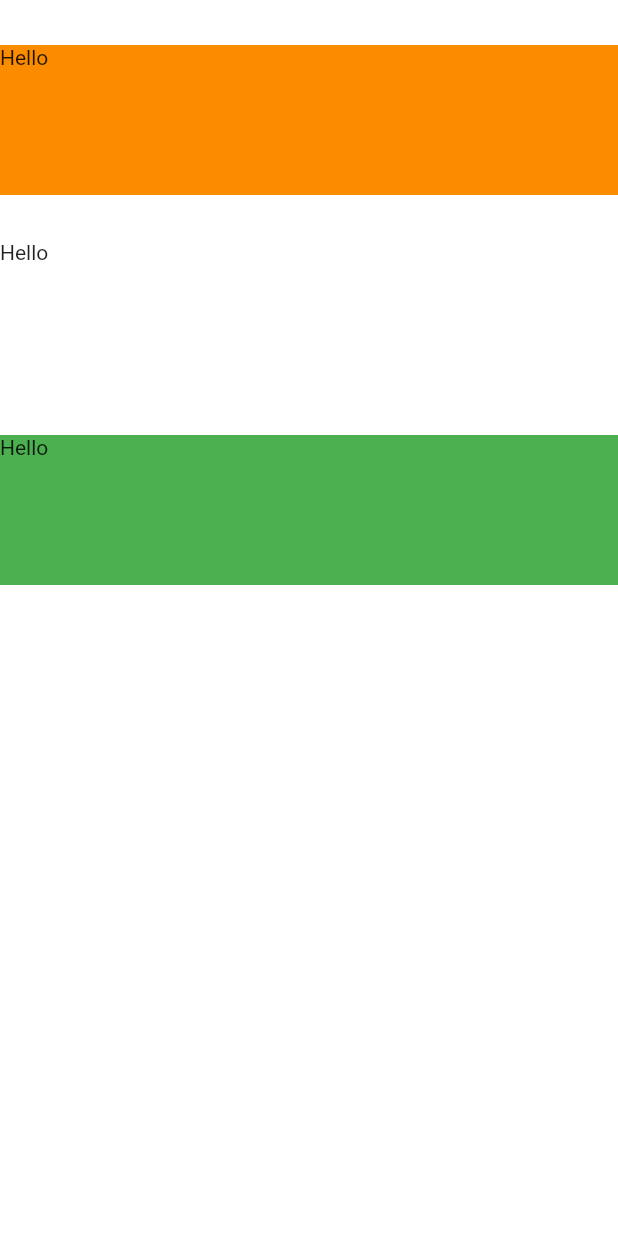
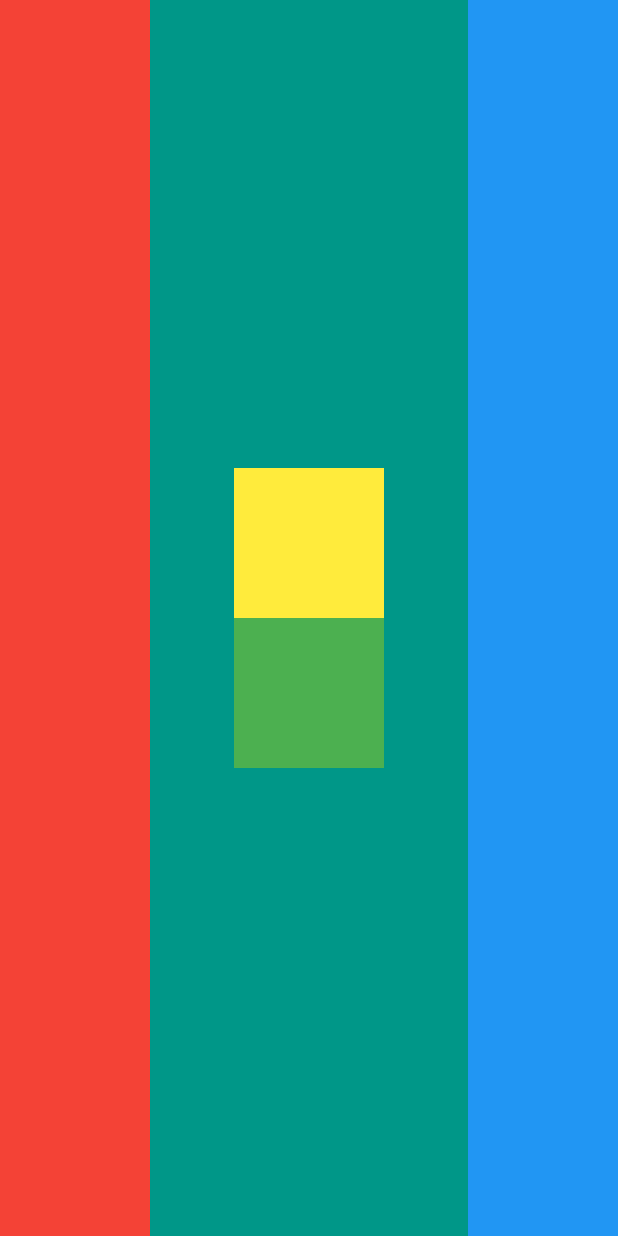
Before and after one commit to jaybhoyar/f-practice, a Flutter app: the screen it shows after launch, on a phone screen of 412 x 824 dp. Run offline on Flutter 3.47's test engine with Material 2 defaults, Android fonts, the phone set to English and light mode, and no system bars.

Commit message:
challenge done

```diff
--- /dev/null
+++ b/mi_card_flutter/lib/challenge.dart
@@ -0,0 +1,41 @@
+import 'package:flutter/material.dart';
+
+class Challenge extends StatelessWidget {
+  @override
+  Widget build(BuildContext context) {
+    return MaterialApp(
+      home: Scaffold(
+        backgroundColor: Colors.teal,
+        body: SafeArea(
+          child: Row(
+              mainAxisAlignment: MainAxisAlignment.spaceBetween,
+              children: <Widget>[
+                Container(
+                  width: 100.0,
+                  color: Colors.red,
+                ),
+                Column(
+                  mainAxisAlignment: MainAxisAlignment.center,
+                  children: <Widget>[
+                    Container(
+                      width: 100.0,
+                      height: 100.0,
+                      color: Colors.yellow,
+                    ),
+                    Container(
+                      width: 100.0,
+                      height: 100.0,
+                      color: Colors.green,
+                    ),
+                  ],
+                ),
+                Container(
+                  width: 100.0,
+                  color: Colors.blue,
+                ),
+              ]),
+        ),
+      ),
+    );
+  }
+}
--- a/mi_card_flutter/lib/main.dart
+++ b/mi_card_flutter/lib/main.dart
@@ -1,4 +1,5 @@
 import 'package:flutter/material.dart';
+import 'challenge.dart';
 
 void main() {
   runApp(MyApp());
@@ -7,35 +8,34 @@ void main() {
 class MyApp extends StatelessWidget {
   @override
   Widget build(BuildContext context) {
-    return MaterialApp(
-      home: Scaffold(
-        backgroundColor: Colors.white70,
-        body: SafeArea(
-          child: Column(
-            crossAxisAlignment: CrossAxisAlignment.stretch,
-            children: <Widget>[
-              SizedBox(height: 30.0),
-              Container(
-                height: 100.0,
-                color: Colors.orange[600],
-                child: Text("Hello"),
-              ),
-              SizedBox(height: 30.0),
-              Container(
-                height: 100.0,
-                color: Colors.white,
-                child: Text("Hello"),
-              ),
-              SizedBox(height: 30.0),
-              Container(
-                height: 100.0,
-                color: Colors.green,
-                child: Text("Hello"),
-              ),
-            ],
-          ),
-        ),
-      ),
-    );
+    return Challenge();
+    // home: Scaffold(
+    //   backgroundColor: Colors.white70,
+    //   body: SafeArea(
+    //     child: Row(
+    //       crossAxisAlignment: CrossAxisAlignment.stretch,
+    //       children: <Widget>[
+    //         SizedBox(height: 30.0),
+    //         Container(
+    //           width: 80.0,
+    //           color: Colors.orange[600],
+    //           child: Text("Hello"),
+    //         ),
+    //         SizedBox(height: 30.0),
+    //         Container(
+    //           width: 50.0,
+    //           color: Colors.white,
+    //           child: Text("Hello"),
+    //         ),
+    //         SizedBox(height: 30.0),
+    //         Container(
+    //           width: 50.0,
+    //           color: Colors.green,
+    //           child: Text("Hello"),
+    //         ),
+    //       ],
+    //     ),
+    //   ),
+    // ),
   }
 }
```
Also changed, not shown: mi_card_flutter/images/Layout-Challenge-Specs.png (added), mi_card_flutter/images/Screenshot 2020-06-23 at 12.22.46 PM.png (added).
